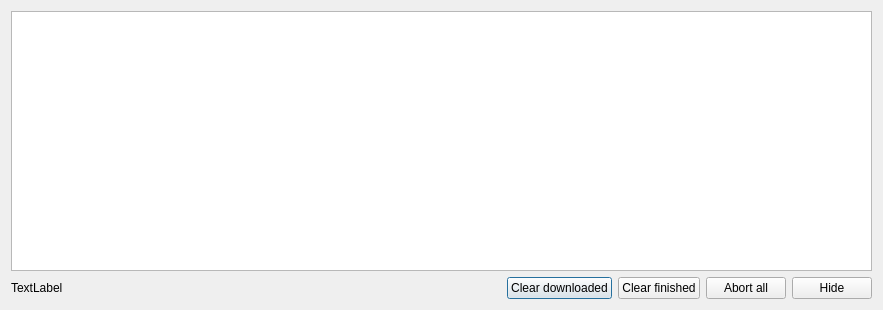
This is browser-utils/downloadmanager.ui in kernel1024/jpreader as Qt 5 draws it before an edit. The edited form follows.
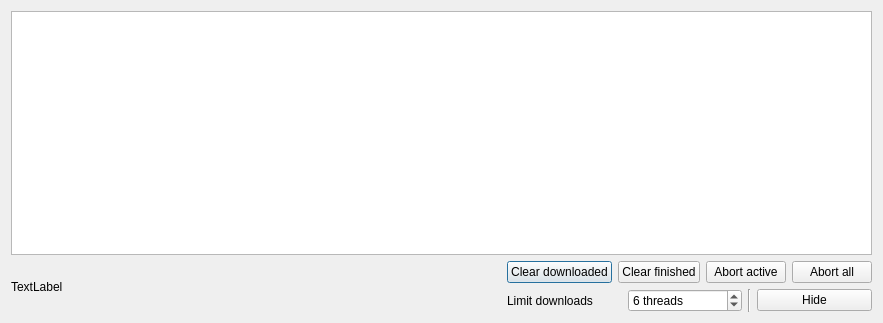
This is the edited form.

Commit message: Download manager connections count throttling, kemono support.

What changed in the file:
```diff
--- a/browser-utils/downloadmanager.ui
+++ b/browser-utils/downloadmanager.ui
@@ -7,13 +7,13 @@
     <x>0</x>
     <y>0</y>
     <width>883</width>
-    <height>310</height>
+    <height>323</height>
    </rect>
   </property>
   <property name="windowTitle">
    <string>Download manager - JPReader</string>
   </property>
-  <layout class="QVBoxLayout" name="verticalLayout">
+  <layout class="QVBoxLayout" name="verticalLayout_2">
    <item>
     <widget class="QTableView" name="tableDownloads">
      <property name="editTriggers">
@@ -40,7 +40,7 @@
     </widget>
    </item>
    <item>
-    <layout class="QHBoxLayout" name="horizontalLayout">
+    <layout class="QHBoxLayout" name="horizontalLayout_4">
      <item>
       <widget class="QLabel" name="labelProgress">
        <property name="text">
@@ -65,6 +65,10 @@
       <widget class="QLabel" name="labelWriter"/>
      </item>
      <item>
+      <layout class="QVBoxLayout" name="verticalLayout">
+       <item>
+        <layout class="QHBoxLayout" name="horizontalLayout_2">
+         <item>
       <widget class="QPushButton" name="buttonClearDownloaded">
        <property name="toolTip">
         <string>Leave failed downloads</string>
@@ -81,6 +85,13 @@
        </property>
       </widget>
      </item>
+         <item>
+          <widget class="QPushButton" name="buttonAbortActive">
+           <property name="text">
+            <string>Abort active</string>
+           </property>
+          </widget>
+         </item>
      <item>
       <widget class="QPushButton" name="buttonAbortAll">
        <property name="text">
@@ -88,6 +99,43 @@
        </property>
       </widget>
      </item>
+        </layout>
+       </item>
+       <item>
+        <layout class="QHBoxLayout" name="horizontalLayout_3">
+         <item>
+          <widget class="QLabel" name="label">
+           <property name="text">
+            <string>Limit downloads</string>
+           </property>
+           <property name="buddy">
+            <cstring>spinLimitCount</cstring>
+           </property>
+          </widget>
+         </item>
+         <item>
+          <widget class="QSpinBox" name="spinLimitCount">
+           <property name="specialValueText">
+            <string>Unlimited</string>
+           </property>
+           <property name="suffix">
+            <string> threads</string>
+           </property>
+           <property name="minimum">
+            <number>0</number>
+           </property>
+           <property name="value">
+            <number>6</number>
+           </property>
+          </widget>
+         </item>
+         <item>
+          <widget class="Line" name="line">
+           <property name="orientation">
+            <enum>Qt::Vertical</enum>
+           </property>
+          </widget>
+         </item>
      <item>
       <widget class="QPushButton" name="buttonHide">
        <property name="text">
@@ -98,6 +146,10 @@
     </layout>
    </item>
   </layout>
+     </item>
+    </layout>
+   </item>
+  </layout>
  </widget>
  <tabstops>
   <tabstop>tableDownloads</tabstop>
```
Left out of the diff: 6 changed lines with no effect on the pictures. Lines whose indentation alone changed are shown as unchanged. The commit also changes 9 other files.
